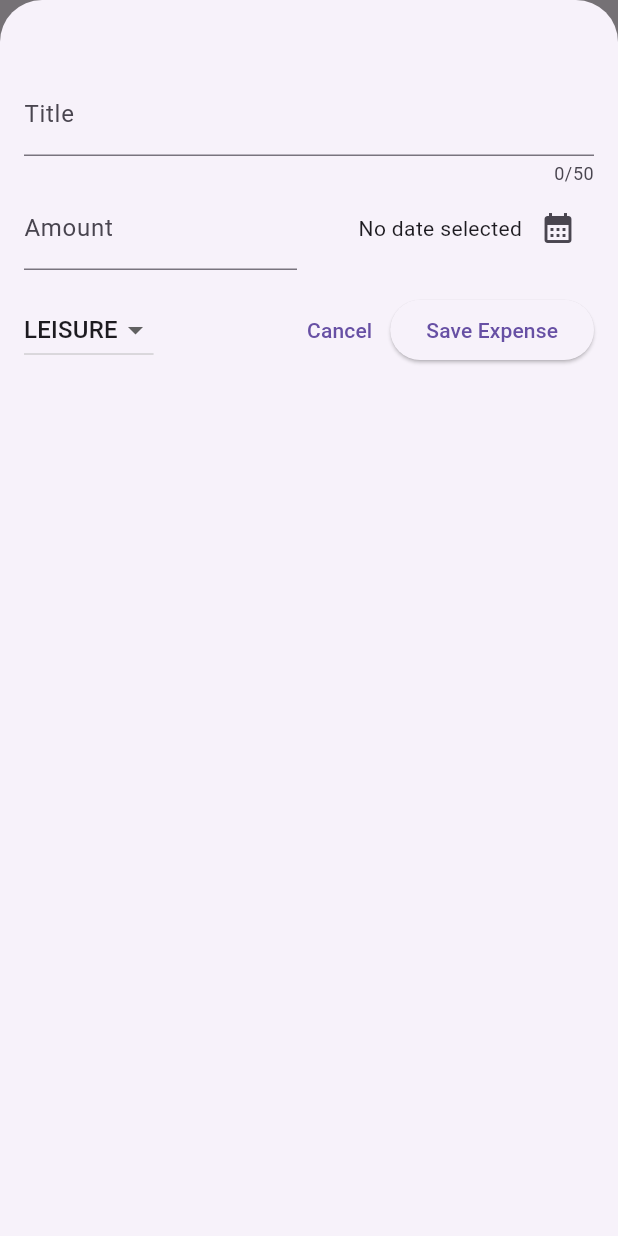
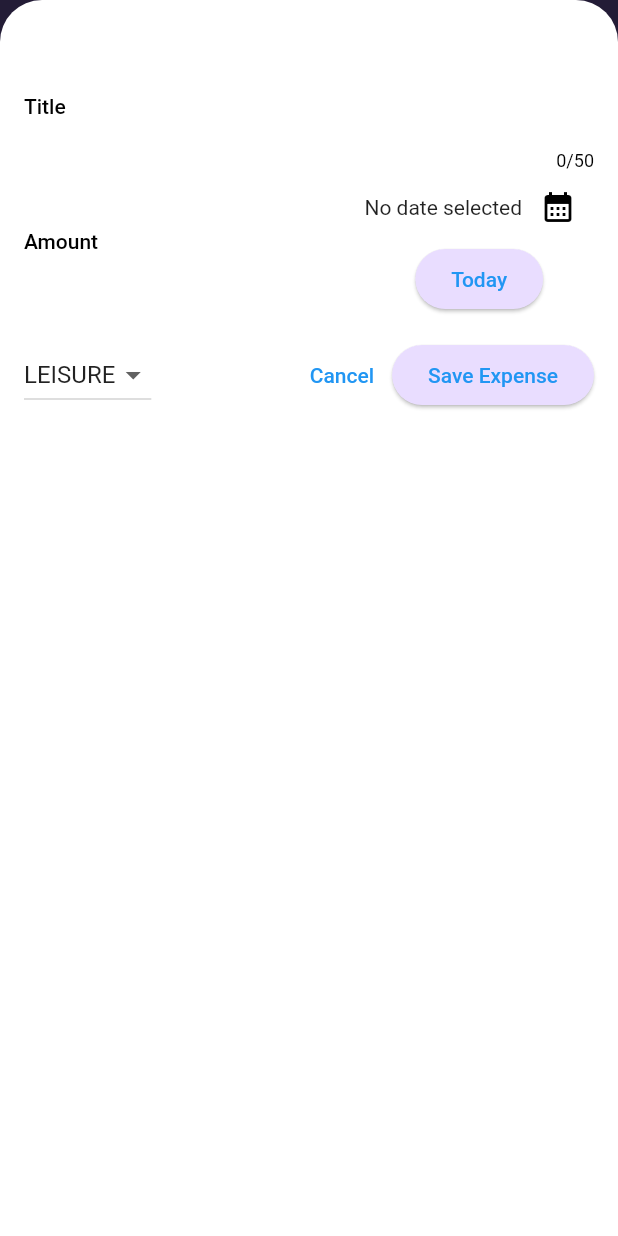
Before and after one commit to diegoDeMiguelNA/expenses_calculator, a Flutter app: the screen it shows after launch, after a tap on the "add" icon, on a phone screen of 412 x 824 dp. Run offline on Flutter 3.47's test engine with Material 2 defaults, Android fonts, the phone set to English and light mode, and no system bars.

Commit message:
Implemented theming for appBar, cards and text

```diff
--- a/lib/main.dart
+++ b/lib/main.dart
@@ -2,10 +2,36 @@
 
 import 'package:expense_tracker/widgets/expenses.dart';
 
+var kColorScheme = ColorScheme.fromSeed(
+  seedColor: const Color.fromARGB(255, 96, 59, 181),
+);
+
 void main() {
   runApp(
     MaterialApp(
-      theme: ThemeData(useMaterial3: true),
+      debugShowCheckedModeBanner: false,
+      theme: ThemeData().copyWith(
+          useMaterial3: true,
+          scaffoldBackgroundColor: const Color.fromARGB(255, 220, 189, 252),
+          appBarTheme: const AppBarTheme().copyWith(
+            backgroundColor: kColorScheme.onPrimaryContainer,
+            foregroundColor: kColorScheme.primaryContainer,
+          ),
+          cardTheme: const CardTheme().copyWith(
+            color: kColorScheme.secondaryContainer,
+            margin: const EdgeInsets.symmetric(horizontal: 16, vertical: 8),
+          ),
+          elevatedButtonTheme: ElevatedButtonThemeData(
+            style: ElevatedButton.styleFrom(
+              backgroundColor: kColorScheme.primaryContainer,
+            ),
+          ),
+          textTheme: ThemeData().textTheme.copyWith(
+                titleLarge: TextStyle(
+                    fontWeight: FontWeight.normal,
+                    color: kColorScheme.onSecondaryContainer,
+                    fontSize: 16),
+              )),
       home: const Expenses(),
     ),
   );
--- a/lib/widgets/expenses.dart
+++ b/lib/widgets/expenses.dart
@@ -44,13 +44,40 @@
   }
 
   void _removeExpense(Expense expense) {
+    int expenseIndex = _registeredExpenses.indexOf(expense);
+
     setState(() {
       _registeredExpenses.remove(expense);
     });
+    ScaffoldMessenger.of(context).clearSnackBars();
+    ScaffoldMessenger.of(context).showSnackBar(
+      SnackBar(
+        content: const Text('Expense removed'),
+        duration: const Duration(seconds: 2),
+        action: SnackBarAction(
+          label: 'UNDO',
+          onPressed: () {
+            setState(() {
+              _registeredExpenses.insert(expenseIndex, expense);
+            });
+          },
+        ),
+      ),
+    );
   }
 
   @override
   Widget build(BuildContext context) {
+    // transform to  list of widgets
+    Widget mainContent = const Center(child: Text("No expenses yet"));
+
+    if (_registeredExpenses.isNotEmpty) {
+      mainContent = ExpensesList(
+        expenses: _registeredExpenses,
+        onRemoveExpense: _removeExpense,
+      );
+    }
+
     return Scaffold(
       appBar: AppBar(
         title: const Text('Flutter ExpenseTracker'),
@@ -65,10 +92,7 @@
         children: [
           const Text('The chart'),
           Expanded(
-            child: ExpensesList(
-              expenses: _registeredExpenses,
-              onRemoveExpense: _removeExpense,
-            ),
+            child: mainContent,
           ),
         ],
       ),
--- a/lib/widgets/new_expense.dart
+++ b/lib/widgets/new_expense.dart
@@ -103,9 +103,10 @@
                 ),
               ),
               const SizedBox(width: 16),
-              Expanded(
-                child: Row(
-                  mainAxisAlignment: MainAxisAlignment.end,
+              Column(
+                children: [
+                  Row(
+                    mainAxisAlignment: MainAxisAlignment.center,
                     crossAxisAlignment: CrossAxisAlignment.center,
                     children: [
                       Text(
@@ -121,6 +122,19 @@
                       ),
                     ],
                   ),
+                  Row(
+                    children: [
+                      ElevatedButton(
+                        onPressed: () {
+                          setState(() {
+                            _selectedDate = DateTime.now();
+                          });
+                        },
+                        child: const Text('Today'),
+                      ),
+                    ],
+                  )
+                ],
               ),
             ],
           ),
```
Lines whose indentation alone changed are shown as unchanged.
